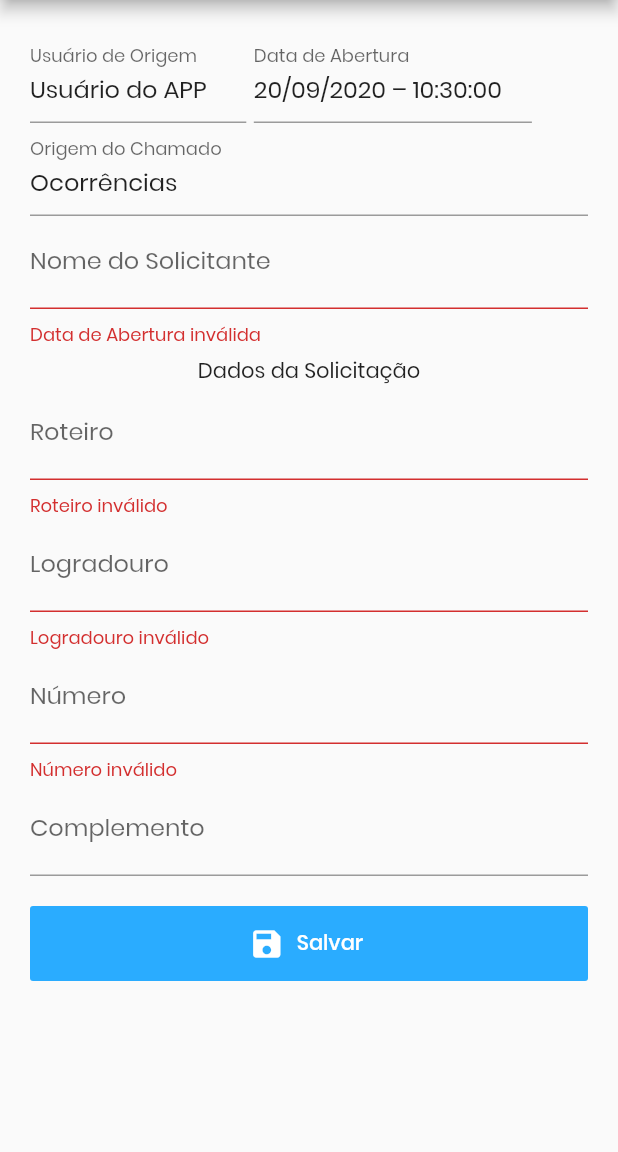
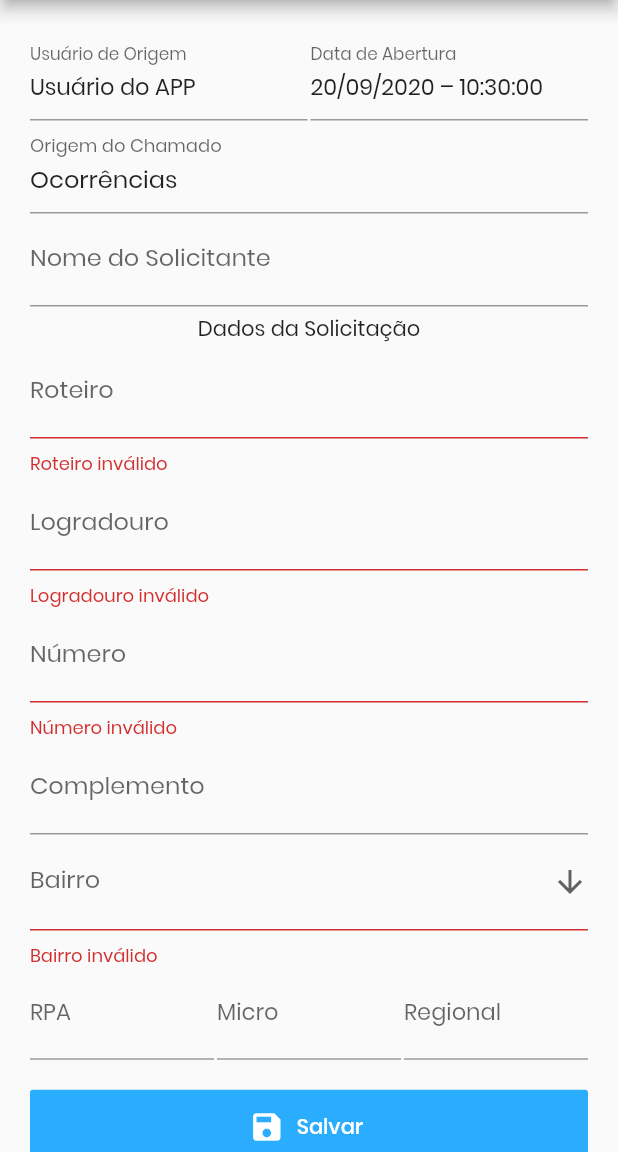
Before and after one commit to luizcalabria/fpa_projeto, a Flutter app: the ChamadoView screen opened directly, after a tap on "Salvar", on a phone screen of 412 x 824 dp, the part 84-1236 px from its top. Run offline on Flutter 3.47's test engine with Material 2 defaults, Android fonts, the phone set to English and light mode, and no system bars; our stand-ins replace dio, flutter_mobx, geolocator, google_maps_flutter, local_auth, mobx and 1 more; accounts and stored records are empty; generated files the repository leaves out were written again.

Commit message:
Com Bairro pronto

```diff
--- a/lib/android/views/chamado.view.dart
+++ b/lib/android/views/chamado.view.dart
@@ -1,14 +1,18 @@
 import 'package:flutter/material.dart';
 import 'package:fpa_projeto/android/views/home.view.dart';
+import 'package:fpa_projeto/models/bairro.model.dart';
 import 'package:fpa_projeto/models/chamado.model.dart';
+import 'package:fpa_projeto/repositories/bairro.repository.dart';
 import 'package:fpa_projeto/repositories/chamado.repository.dart';
 import 'package:fpa_projeto/globals.dart';
 import 'package:intl/intl.dart';
 
 class ChamadoView extends StatefulWidget {
   final ChamadoModel chamado;
+  BairroModel bairro;
   ChamadoView({
     this.chamado,
+    this.bairro
   });
 
   @override
@@ -19,7 +23,11 @@ class _ChamadoViewState extends State<ChamadoView> {
   final _scaffoldKey = new GlobalKey<ScaffoldState>();
   final _formKey = new GlobalKey<FormState>();
   final _repChamado = ChamadoRepository();
+  final _repBairro = BairroRepository();
   String dropdownValue ;
+  TextEditingController _controllerRpa = TextEditingController(text: "");
+  TextEditingController _controllerMr = TextEditingController(text: "");
+  TextEditingController _controllerRegional = TextEditingController(text: "");
 
   onSubmit(){
     if (!_formKey.currentState.validate()) {
@@ -56,6 +64,7 @@ class _ChamadoViewState extends State<ChamadoView> {
   @override
   Widget build(BuildContext context) {
     agora = DateFormat('dd/MM/yyyy – kk:mm:ss').format(DateTime.now());
+    widget.bairro = new BairroModel();
     widget.chamado.dataSolicitacao = agora;
     return Scaffold(
       key: _scaffoldKey,
@@ -90,41 +99,33 @@ class _ChamadoViewState extends State<ChamadoView> {
                 width: double.infinity,
                 child: Row(
                   children: <Widget>[
-                    Container(
-                      width: MediaQuery.of(context).size.width*0.35,
+                    Flexible(
                       child: TextFormField(
                         initialValue: widget.chamado.nomeOrigem,
                         decoration: InputDecoration(
-                          labelText: "Usuário de Origem"
+                            labelText: "Usuário de Origem",
                         ),
                         readOnly: true,
-                        validator: (value) {
-                          if (value.isEmpty) {
-                            return 'Usuário de Origem inválido';
-                          }
-                          return null;
-                        },
-                      )
+                        style: TextStyle(
+                          fontSize: 15.0,
+                        ),
+                      ),
                     ),
                     SizedBox(
-                      width: 5,
+                      width: 2,
                     ),
-                    Container(
-                      width: MediaQuery.of(context).size.width*0.45,
+                    Flexible(
                       child: TextFormField(
                         initialValue: widget.chamado.dataSolicitacao,
                         decoration: InputDecoration(
-                          labelText: "Data de Abertura"
+                            labelText: "Data de Abertura"
                         ),
                         readOnly: true,
-                        validator: (value) {
-                          if (value.isEmpty) {
-                            return 'Data de Abertura inválida';
-                          }
-                          return null;
-                        },
-                      )
-                    ),
+                        style: TextStyle(
+                          fontSize: 15.0,
+                        ),
+                      ),
+                    )
                   ],
                 ),
               ),
@@ -134,12 +135,6 @@ class _ChamadoViewState extends State<ChamadoView> {
                   labelText: "Origem do Chamado"
                 ),
                 readOnly: true,
-                validator: (value){
-                  if (value.isEmpty) {
-                    return 'Data de Abertura inválida';
-                  }
-                  return null;
-                },
               ),
               TextFormField(
                 initialValue: widget.chamado.nomeSolicitante,
@@ -147,12 +142,6 @@ class _ChamadoViewState extends State<ChamadoView> {
                   labelText: "Nome do Solicitante"
                 ),
                 readOnly: true,
-                validator: (value){
-                  if (value.isEmpty) {
-                    return 'Data de Abertura inválida';
-                  }
-                  return null;
-                },
               ),
               SizedBox(
                 height: 5,
@@ -210,6 +199,86 @@ class _ChamadoViewState extends State<ChamadoView> {
                   widget.chamado.complemento = val;
                 },
               ),
+              DropdownButtonFormField<String>(
+                decoration: InputDecoration (
+                  labelText: "Bairro",
+                ),
+                validator: (value) => value == null ? 'Bairro inválido' : null,
+                value: dropdownValue,
+                icon: Icon(
+                    Icons.arrow_downward),
+                iconSize: 24,
+                elevation: 16,
+                style: TextStyle(color: Colors.deepPurple),
+                onChanged: (val) {
+                  String nomeBairro  = val;
+                  var ba = BairroModel();
+                  _repBairro.buscarChamado(nomeBairro).then((value){
+                    widget.chamado.bairro = value.codigoBairro;
+                    ba.rpa = value.rpa;
+                    setState(() {
+                      _controllerRpa.text = value.rpa.toString();
+                      _controllerMr.text = value.mr;
+                      _controllerRegional.text = value.regional;
+                    });
+                  }).catchError((erro){
+                    print(erro);
+                  });
+                },
+                items: bairros
+                    .map<DropdownMenuItem<String>>((String value) {
+                  return DropdownMenuItem<String>(
+                    value: value,
+                    child: Text(value),
+                  );
+                }).toList(),
+              ),
+              Row(
+                children: [
+                  Flexible(
+                    child: TextFormField(
+                      controller: _controllerRpa,
+                      readOnly: true,
+                      decoration: InputDecoration(
+                        labelText: "RPA"
+                      ),
+                      style: TextStyle(
+                        fontSize: 15.0
+                      ),
+                    ),
+                  ),
+                  SizedBox(
+                    width: 2,
+                  ),
+                  Flexible(
+                    child: TextFormField(
+                      controller: _controllerMr,
+                      readOnly: true,
+                      decoration: InputDecoration(
+                          labelText: "Micro"
+                      ),
+                      style: TextStyle(
+                          fontSize: 15.0
+                      ),
+                    ),
+                  ),
+                  SizedBox(
+                    width: 2,
+                  ),
+                  Flexible(
+                    child: TextFormField(
+                      controller: _controllerRegional,
+                      readOnly: true,
+                      decoration: InputDecoration(
+                          labelText: "Regional"
+                      ),
+                      style: TextStyle(
+                          fontSize: 15.0
+                      ),
+                    ),
+                  ),
+                ],
+              ),
               SizedBox(
                 height: 20,
               ),
--- a/lib/models/bairro.model.dart
+++ b/lib/models/bairro.model.dart
@@ -22,4 +22,13 @@ class BairroModel{
       'regional': regional,
     };
   }
+  Map<dynamic, String> fromMap(Map<String, dynamic> map){
+    return {
+      codigoBairro: 'codigoBairro',
+      nomeBairro: 'nomeBairro',
+      rpa: 'rpa',
+      mr: 'mr',
+      regional: 'regional'
+    };
+  }
 }
```
